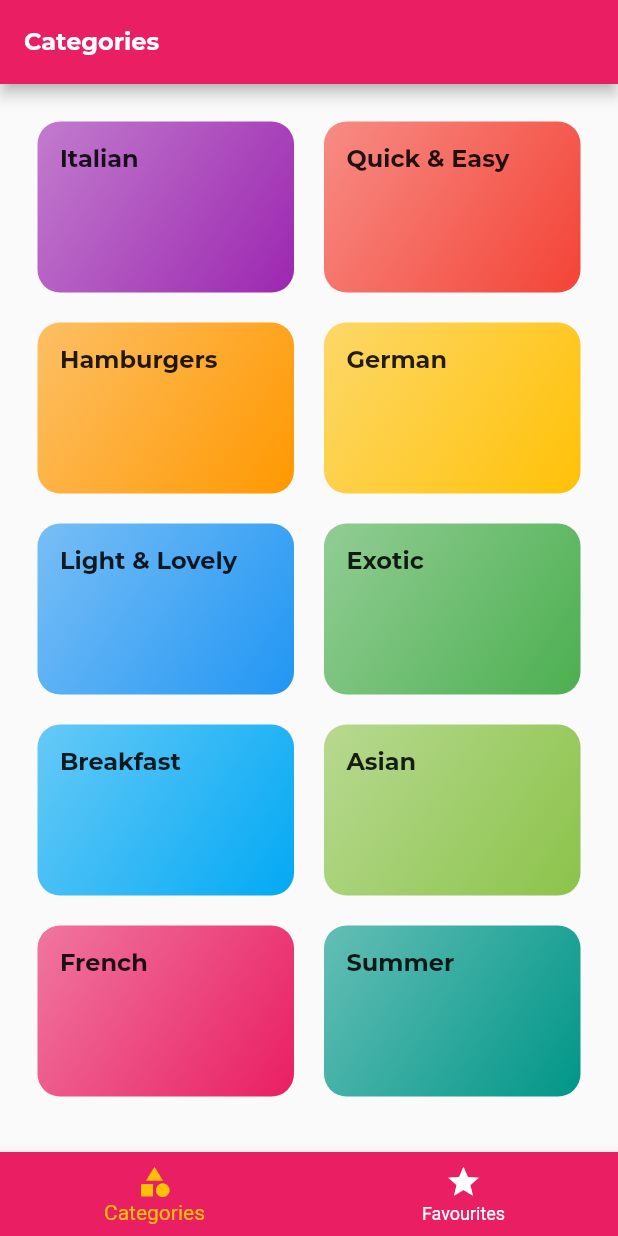
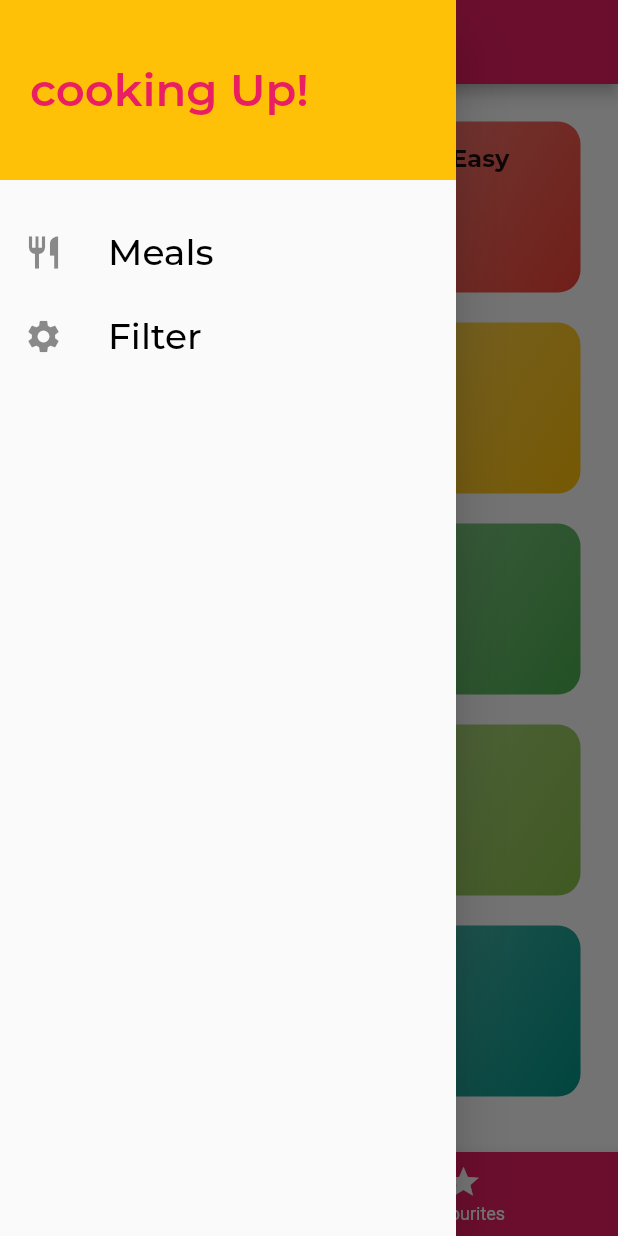
Before and after one commit to baralisachin10/Delimeals-app, a Flutter app: the screen it shows after launch, with the side drawer open (before the commit the screen has no drawer), on a phone screen of 412 x 824 dp. Run offline on Flutter 3.47's test engine with Material 2 defaults, Android fonts, the phone set to English and light mode, and no system bars; our stand-ins replace google_fonts.

```diff
--- a/lib/main.dart
+++ b/lib/main.dart
@@ -5,6 +5,7 @@ import 'package:delimeals/screens/tabs_screen.dart';
 // import 'package:delimeals/screens/homepage.dart';
 import 'package:flutter/material.dart';
 import 'package:google_fonts/google_fonts.dart';
+import './screens/filter_screen.dart';
 
 void main() => runApp(const MyApp());
 
@@ -40,6 +41,7 @@ class MyApp extends StatelessWidget {
         '/': (context) => const TabsScreen(),
         CategoriesMeals.routeName: (context) => const CategoriesMeals(),
         MealDetails.routeName: (context) => const MealDetails(),
+        FilterScreen.routeName: (context) => const FilterScreen(),
       },
 
       // ongenerate route
--- a/lib/screens/tabs_screen.dart
+++ b/lib/screens/tabs_screen.dart
@@ -1,3 +1,4 @@
+import '../widgets/main_drawer.dart';
 import './categories.dart';
 import './favourite_screen.dart';
 import 'package:flutter/material.dart';
@@ -30,6 +31,7 @@ class _TabsScreenState extends State<TabsScreen> {
         title: Text(_pages[_selectPageIndex]['title']),
         // centerTitle: true,
       ),
+      drawer: const MainDrawer(),
       body: _pages[_selectPageIndex]['page'],
       bottomNavigationBar: BottomNavigationBar(
         onTap: _selectPages,
--- /dev/null
+++ b/lib/widgets/main_drawer.dart
@@ -0,0 +1,53 @@
+import 'package:flutter/material.dart';
+import 'package:google_fonts/google_fonts.dart';
+import '../screens/filter_screen.dart';
+
+class MainDrawer extends StatelessWidget {
+  const MainDrawer({super.key});
+
+  Widget buildListTile(IconData icon, String title, VoidCallback tapHandler) {
+    return ListTile(
+      leading: Icon(icon, size: 26),
+      title: Text(
+        title,
+        style: GoogleFonts.montserrat(
+            fontSize: 24, fontWeight: FontWeight.w500, color: Colors.black),
+      ),
+      onTap: tapHandler,
+    );
+  }
+
+  @override
+  Widget build(BuildContext context) {
+    return Drawer(
+      child: Column(
+        children: [
+          Container(
+            height: 120,
+            width: double.infinity,
+            padding: const EdgeInsets.all(20),
+            alignment: Alignment.centerLeft,
+            color: Theme.of(context).colorScheme.secondary,
+            child: Text(
+              'cooking Up!',
+              style: GoogleFonts.montserrat(
+                fontWeight: FontWeight.w600,
+                fontSize: 30,
+                color: Theme.of(context).colorScheme.primary,
+              ),
+            ),
+          ),
+          const SizedBox(
+            height: 20,
+          ),
+          buildListTile(Icons.restaurant, 'Meals', () {
+            Navigator.of(context).pushReplacementNamed('/');
+          }),
+          buildListTile(Icons.settings, 'Filter', () {
+            Navigator.of(context).pushReplacementNamed(FilterScreen.routeName);
+          })
+        ],
+      ),
+    );
+  }
+}
```
Also changed, not shown: lib/screens/categories_meals.dart (+33 -15 lines), lib/screens/filter_screen.dart (added, +20 -0 lines), lib/screens/meal_details.dart (+8 -1 lines), lib/widgets/meal_items.dart (+10 -2 lines).
